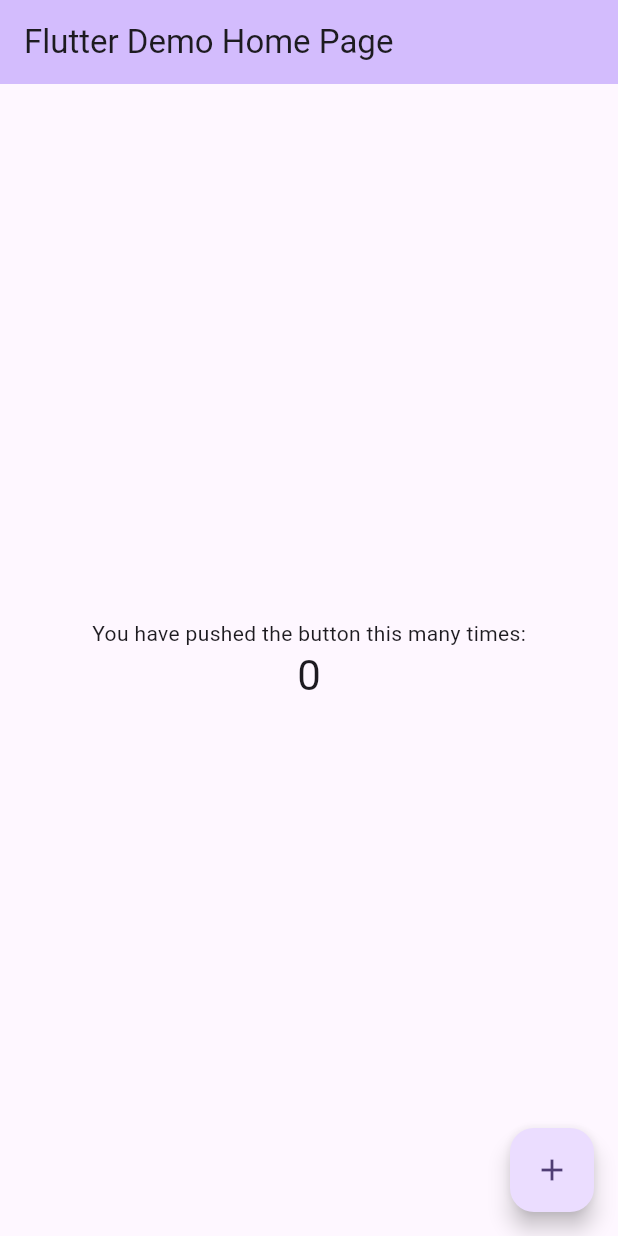
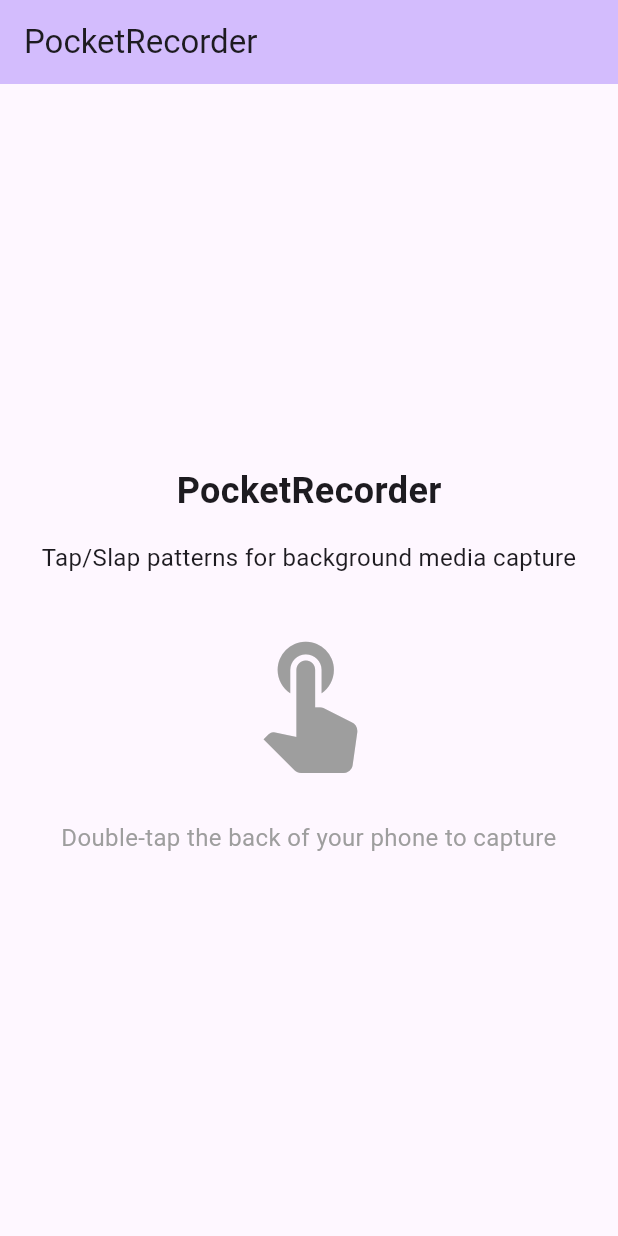
Before and after one commit to zahidhasantonmoy/PocketRecorder, a Flutter app: the screen it shows after launch, on a phone screen of 412 x 824 dp. Run offline on Flutter 3.47's test engine with Material 3 defaults, Android fonts, the phone set to English and light mode, and no system bars.

Commit message:
Update main.dart and create home screen

```diff
--- a/lib/main.dart
+++ b/lib/main.dart
@@ -1,122 +1,23 @@
 import 'package:flutter/material.dart';
+import 'package:pocket_recorder/screens/home_screen.dart';
 
 void main() {
-  runApp(const MyApp());
+  runApp(const PocketRecorderApp());
 }
 
-class MyApp extends StatelessWidget {
-  const MyApp({super.key});
+class PocketRecorderApp extends StatelessWidget {
+  const PocketRecorderApp({super.key});
 
-  // This widget is the root of your application.
   @override
   Widget build(BuildContext context) {
     return MaterialApp(
-      title: 'Flutter Demo',
+      title: 'PocketRecorder',
       theme: ThemeData(
-        // This is the theme of your application.
-        //
-        // TRY THIS: Try running your application with "flutter run". You'll see
-        // the application has a purple toolbar. Then, without quitting the app,
-        // try changing the seedColor in the colorScheme below to Colors.green
-        // and then invoke "hot reload" (save your changes or press the "hot
-        // reload" button in a Flutter-supported IDE, or press "r" if you used
-        // the command line to start the app).
-        //
-        // Notice that the counter didn't reset back to zero; the application
-        // state is not lost during the reload. To reset the state, use hot
-        // restart instead.
-        //
-        // This works for code too, not just values: Most code changes can be
-        // tested with just a hot reload.
         colorScheme: ColorScheme.fromSeed(seedColor: Colors.deepPurple),
+        useMaterial3: true,
       ),
-      home: const MyHomePage(title: 'Flutter Demo Home Page'),
+      home: const HomeScreen(),
+      debugShowCheckedModeBanner: false,
     );
   }
 }
-
-class MyHomePage extends StatefulWidget {
-  const MyHomePage({super.key, required this.title});
-
-  // This widget is the home page of your application. It is stateful, meaning
-  // that it has a State object (defined below) that contains fields that affect
-  // how it looks.
-
-  // This class is the configuration for the state. It holds the values (in this
-  // case the title) provided by the parent (in this case the App widget) and
-  // used by the build method of the State. Fields in a Widget subclass are
-  // always marked "final".
-
-  final String title;
-
-  @override
-  State<MyHomePage> createState() => _MyHomePageState();
-}
-
-class _MyHomePageState extends State<MyHomePage> {
-  int _counter = 0;
-
-  void _incrementCounter() {
-    setState(() {
-      // This call to setState tells the Flutter framework that something has
-      // changed in this State, which causes it to rerun the build method below
-      // so that the display can reflect the updated values. If we changed
-      // _counter without calling setState(), then the build method would not be
-      // called again, and so nothing would appear to happen.
-      _counter++;
-    });
-  }
-
-  @override
-  Widget build(BuildContext context) {
-    // This method is rerun every time setState is called, for instance as done
-    // by the _incrementCounter method above.
-    //
-    // The Flutter framework has been optimized to make rerunning build methods
-    // fast, so that you can just rebuild anything that needs updating rather
-    // than having to individually change instances of widgets.
-    return Scaffold(
-      appBar: AppBar(
-        // TRY THIS: Try changing the color here to a specific color (to
-        // Colors.amber, perhaps?) and trigger a hot reload to see the AppBar
-        // change color while the other colors stay the same.
-        backgroundColor: Theme.of(context).colorScheme.inversePrimary,
-        // Here we take the value from the MyHomePage object that was created by
-        // the App.build method, and use it to set our appbar title.
-        title: Text(widget.title),
-      ),
-      body: Center(
-        // Center is a layout widget. It takes a single child and positions it
-        // in the middle of the parent.
-        child: Column(
-          // Column is also a layout widget. It takes a list of children and
-          // arranges them vertically. By default, it sizes itself to fit its
-          // children horizontally, and tries to be as tall as its parent.
-          //
-          // Column has various properties to control how it sizes itself and
-          // how it positions its children. Here we use mainAxisAlignment to
-          // center the children vertically; the main axis here is the vertical
-          // axis because Columns are vertical (the cross axis would be
-          // horizontal).
-          //
-          // TRY THIS: Invoke "debug painting" (choose the "Toggle Debug Paint"
-          // action in the IDE, or press "p" in the console), to see the
-          // wireframe for each widget.
-          mainAxisAlignment: MainAxisAlignment.center,
-          children: <Widget>[
-            const Text('You have pushed the button this many times:'),
-            Text(
-              '$_counter',
-              style: Theme.of(context).textTheme.headlineMedium,
-            ),
-          ],
-        ),
-      ),
-      floatingActionButton: FloatingActionButton(
-        onPressed: _incrementCounter,
-        tooltip: 'Increment',
-        child: const Icon(Icons.add),
-      ), // This trailing comma makes auto-formatting nicer for build methods.
-    );
-  }
-}
--- /dev/null
+++ b/lib/screens/home_screen.dart
@@ -0,0 +1,57 @@
+import 'package:flutter/material.dart';
+
+class HomeScreen extends StatefulWidget {
+  const HomeScreen({super.key});
+
+  @override
+  State<HomeScreen> createState() => _HomeScreenState();
+}
+
+class _HomeScreenState extends State<HomeScreen> {
+  @override
+  Widget build(BuildContext context) {
+    return Scaffold(
+      appBar: AppBar(
+        title: const Text('PocketRecorder'),
+        backgroundColor: Theme.of(context).colorScheme.inversePrimary,
+      ),
+      body: const Center(
+        child: Column(
+          mainAxisAlignment: MainAxisAlignment.center,
+          children: [
+            Text(
+              'PocketRecorder',
+              style: TextStyle(
+                fontSize: 24,
+                fontWeight: FontWeight.bold,
+              ),
+            ),
+            SizedBox(height: 16),
+            Text(
+              'Tap/Slap patterns for background media capture',
+              textAlign: TextAlign.center,
+              style: TextStyle(
+                fontSize: 16,
+              ),
+            ),
+            SizedBox(height: 32),
+            Icon(
+              Icons.touch_app,
+              size: 100,
+              color: Colors.grey,
+            ),
+            SizedBox(height: 32),
+            Text(
+              'Double-tap the back of your phone to capture',
+              textAlign: TextAlign.center,
+              style: TextStyle(
+                fontSize: 16,
+                color: Colors.grey,
+              ),
+            ),
+          ],
+        ),
+      ),
+    );
+  }
+}
```
